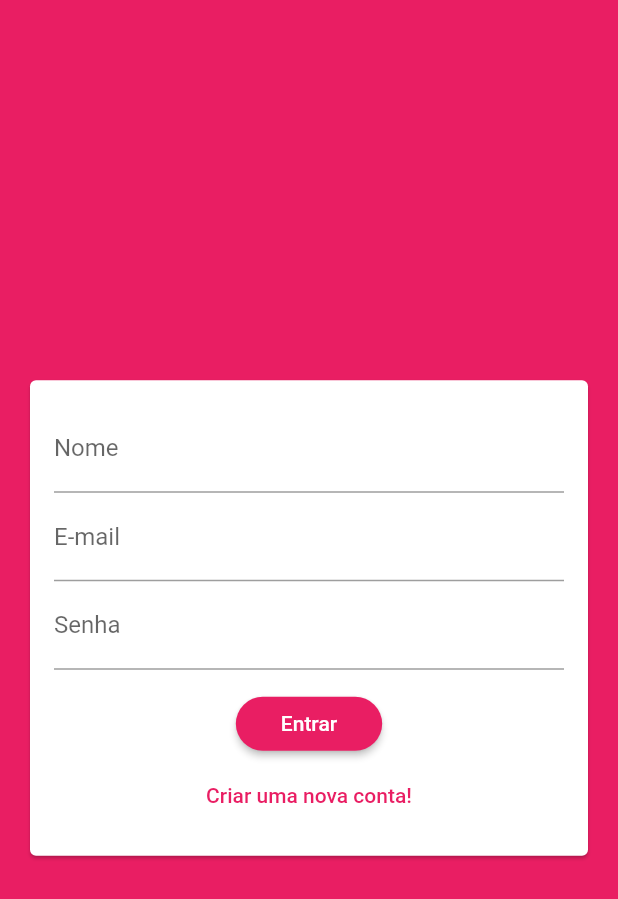
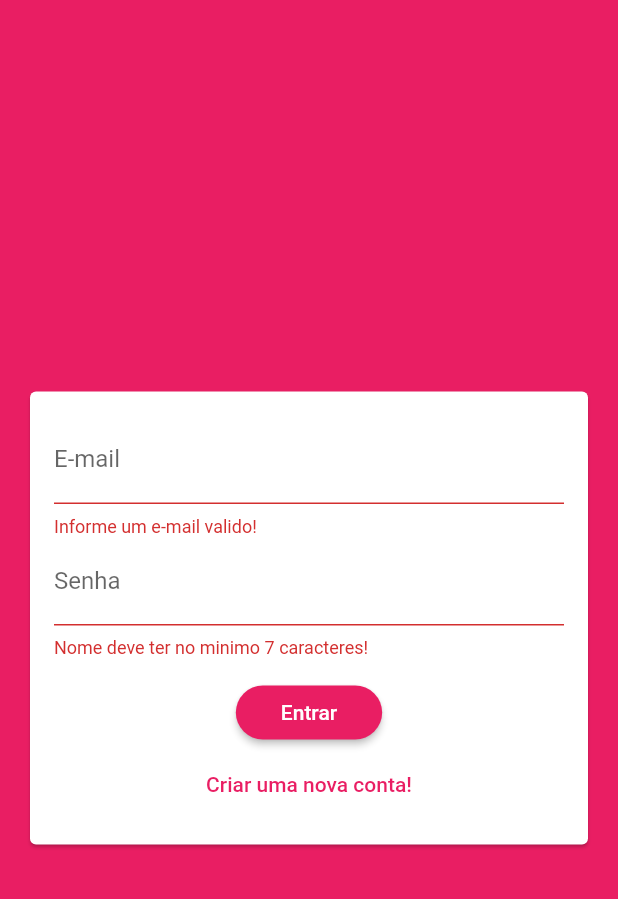
Before and after one commit to JeffehCG/Flutter-Dart, a Flutter app: the screen it shows after launch, after a tap on "Entrar", on a phone screen of 412 x 824 dp. Shown: the top 899 px of the screen. Run offline on Flutter 3.47's test engine with Material 2 defaults, Android fonts, the phone set to English and light mode, and no system bars; our stand-ins replace cloud_firestore, firebase_auth, flutter_secure_storage, google_maps_flutter, image_picker, location and 2 more; accounts and stored records are empty.

Commit message:
Efetuando autenticação com FirebaseAuth

```diff
--- a/Conteudo/Projetos/chat/lib/main.dart
+++ b/Conteudo/Projetos/chat/lib/main.dart
@@ -1,5 +1,6 @@
 import 'package:chat/screens/auth_screen.dart';
 import 'package:chat/screens/chat_screen.dart';
+import 'package:firebase_auth/firebase_auth.dart';
 import 'package:flutter/material.dart';
 
 void main() {
@@ -25,7 +26,22 @@ class MyApp extends StatelessWidget {
             ),
           ),
           accentColorBrightness: Brightness.dark),
-      home: AuthScreen(),
+      // - Efetuando controle de acesso com a biblioteca do firebaseAuth
+      // Quando é efetuado authenticação na tela AuthScreen, pelo firebase,
+      // É guardado os dados retornados da autenticação
+      // Dessa forma, com o FirebaseAuth.instance.onAuthStateChanged caso ocorra qualquer mudança
+      // Sera chamado o componente de novo, e caso os dados do usuario ja estejam armazenados,
+      // Sera redirecionado para tela de chat
+      home: StreamBuilder(
+        stream: FirebaseAuth.instance.onAuthStateChanged,
+        builder: (ctx, userSnapshot){
+          if(userSnapshot.hasData){
+            return ChatScreen();
+          }else{
+            return AuthScreen();
+          }
+        } ,
+      ),
     );
   }
 }
--- /dev/null
+++ b/Conteudo/Projetos/chat/lib/models/auth_data.dart
@@ -0,0 +1,20 @@
+enum AuthMode { LOGIN, SIGNUP }
+
+class AuthData {
+  String name;
+  String email;
+  String password;
+  AuthMode _mode = AuthMode.LOGIN;
+
+  bool get isSignup {
+    return _mode == AuthMode.SIGNUP;
+  }
+
+  bool get isLogin {
+    return _mode == AuthMode.LOGIN;
+  }
+
+  void toggleMode() {
+    _mode = _mode == AuthMode.LOGIN ? AuthMode.SIGNUP : AuthMode.LOGIN;
+  }
+}
--- a/Conteudo/Projetos/chat/lib/screens/auth_screen.dart
+++ b/Conteudo/Projetos/chat/lib/screens/auth_screen.dart
@@ -1,5 +1,9 @@
+import 'package:chat/models/auth_data.dart';
 import 'package:chat/widgets/auth_form.dart';
+import 'package:cloud_firestore/cloud_firestore.dart';
+import 'package:firebase_auth/firebase_auth.dart';
 import 'package:flutter/material.dart';
+import 'package:flutter/services.dart';
 
 class AuthScreen extends StatefulWidget {
   @override
@@ -7,11 +11,85 @@ class AuthScreen extends StatefulWidget {
 }
 
 class _AuthScreenState extends State<AuthScreen> {
+  // Utilizando autenticação via Firebase
+  final _auth = FirebaseAuth.instance;
+
+  bool _isLoading = false;
+
+  Future<void> _handleSUbmit(AuthData authData) async {
+    setState(() {
+      _isLoading = true;
+    });
+
+    AuthResult authResult;
+    try {
+      if (authData.isLogin) {
+        // Autenticando via firebase
+        authResult = await _auth.signInWithEmailAndPassword(
+          email: authData.email.trim(),
+          password: authData.password,
+        );
+      } else {
+        // Cadastrando via firebase
+        authResult = await _auth.createUserWithEmailAndPassword(
+          email: authData.email.trim(),
+          password: authData.password,
+        );
+
+        // Salvando o nome de usuario no Firestore (nesse autenticação só armazena email e senha)
+        final userData = {
+          'name': authData.name,
+          'email': authData.email,
+        };
+
+        await Firestore.instance
+            .collection('users')
+            .document(authResult.user.uid)
+            .setData(userData);
+      }
+    } on PlatformException catch (err) {
+      final msg = err.message ?? 'Ocorreu um erro! Verifique suas credenciais!';
+      ScaffoldMessenger.of(context).showSnackBar(SnackBar(
+        content: Text(msg),
+        backgroundColor: Theme.of(context).errorColor,
+      ));
+    } catch (err) {
+      print(err);
+    } finally {
+      setState(() {
+        _isLoading = false;
+      });
+    }
+  }
+
   @override
   Widget build(BuildContext context) {
     return Scaffold(
       backgroundColor: Theme.of(context).primaryColor,
-      body: AuthForm(),
+      body: Center(
+        child: Column(
+          mainAxisSize: MainAxisSize.min,
+          children: [
+            Stack(
+              children: [
+                AuthForm(_handleSUbmit),
+                if (_isLoading)
+                  Positioned.fill(
+                    child: Container(
+                      margin: EdgeInsets.all(20),
+                      decoration: BoxDecoration(
+                          color: Color.fromRGBO(0, 0, 0, 0.5),
+                          borderRadius: BorderRadius.circular(4)),
+                      child: Center(
+                        child: CircularProgressIndicator(),
+                      ),
+                    ),
+                  )
+              ],
+            ),
+          ],
+        ),
+      ),
     );
   }
 }
--- a/Conteudo/Projetos/chat/lib/widgets/auth_form.dart
+++ b/Conteudo/Projetos/chat/lib/widgets/auth_form.dart
@@ -1,11 +1,29 @@
+import 'package:chat/models/auth_data.dart';
 import 'package:flutter/material.dart';
 
 class AuthForm extends StatefulWidget {
+  final void Function(AuthData) onSubmit;
+
+  AuthForm(this.onSubmit);
+
   @override
   _AuthFormState createState() => _AuthFormState();
 }
 
 class _AuthFormState extends State<AuthForm> {
+  final GlobalKey<FormState> _formKey = GlobalKey();
+  final AuthData _authData = AuthData();
+
+  _submit() {
+    bool isValid = _formKey.currentState.validate();
+    // Fechando o teclado
+    FocusScope.of(context).unfocus();
+
+    if (isValid) {
+      widget.onSubmit(_authData);
+    }
+  }
+
   @override
   Widget build(BuildContext context) {
     return Center(
@@ -15,31 +33,66 @@ class _AuthFormState extends State<AuthForm> {
           child: Padding(
             padding: EdgeInsets.all(16),
             child: Form(
+              key: _formKey,
               child: Column(
                 children: [
+                  if (_authData.isSignup)
+                    TextFormField(
+                      key: ValueKey('name'),
+                      initialValue: _authData.name,
+                      decoration: InputDecoration(labelText: 'Nome'),
+                      onChanged: (value) => _authData.name = value,
+                      validator: (value) {
+                        if ((value == null || value.trim().length < 4) &&
+                            _authData.isSignup) {
+                          return 'Nome deve ter no minimo 4 caracteres!';
+                        }
+                        return null;
+                      },
+                    ),
                   TextFormField(
-                    decoration: InputDecoration(labelText: 'Nome'),
+                    key: ValueKey('email'),
+                    keyboardType: TextInputType.emailAddress,
+                    decoration: InputDecoration(labelText: 'E-mail'),
+                    onChanged: (value) => _authData.email = value,
+                    validator: (value) {
+                      if (value == null || !value.contains('@')) {
+                        return 'Informe um e-mail valido!';
+                      }
+                      return null;
+                    },
                   ),
                   TextFormField(
-                    decoration: InputDecoration(labelText: 'E-mail'),
-                  ),
-                  TextFormField(
+                    key: ValueKey('password'),
                     obscureText: true,
                     decoration: InputDecoration(labelText: 'Senha'),
+                    onChanged: (value) => _authData.password = value,
+                    validator: (value) {
+                      if (value == null || value.trim().length < 7) {
+                        return 'Nome deve ter no minimo 7 caracteres!';
+                      }
+                      return null;
+                    },
                   ),
                   SizedBox(height: 12),
                   ElevatedButton(
-                    child: Text('Entrar'),
-                    onPressed: () {},
+                    child: Text(_authData.isLogin ? 'Entrar' : 'Cadastrar'),
+                    onPressed: _submit,
                   ),
                   TextButton(
                     child: Text(
-                      'Criar uma nova conta!',
+                      _authData.isLogin
+                          ? 'Criar uma nova conta!'
+                          : 'Já possui uma conta?',
                       style: TextStyle(
                         color: Theme.of(context).primaryColor,
                       ),
                     ),
-                    onPressed: () {},
+                    onPressed: () {
+                      setState(() {
+                        _authData.toggleMode();
+                      });
+                    },
                   )
                 ],
               ),
--- a/Conteudo/Projetos/chat/pubspec.yaml
+++ b/Conteudo/Projetos/chat/pubspec.yaml
@@ -24,8 +24,10 @@ dependencies:
   flutter:
     sdk: flutter
   cloud_firestore: ^0.13.7
+  firebase_auth: ^0.16.1
 
   # cloud_firestore - https://pub.dev/packages/cloud_firestore/install
+  # firebase_auth - https://pub.dev/packages/firebase_auth/install
 
 
   # The following adds the Cupertino Icons font to your application.
```
Also changed, not shown: Conteudo/Projetos/chat/lib/screens/chat_screen.dart (+45 -28 lines), Conteudo/Projetos/chat/lib/widgets/messages.dart (added, +31 -0 lines), Conteudo/Projetos/chat/lib/widgets/new_message.dart (added, +45 -0 lines), Conteudo/Projetos/chat/pubspec.lock.
